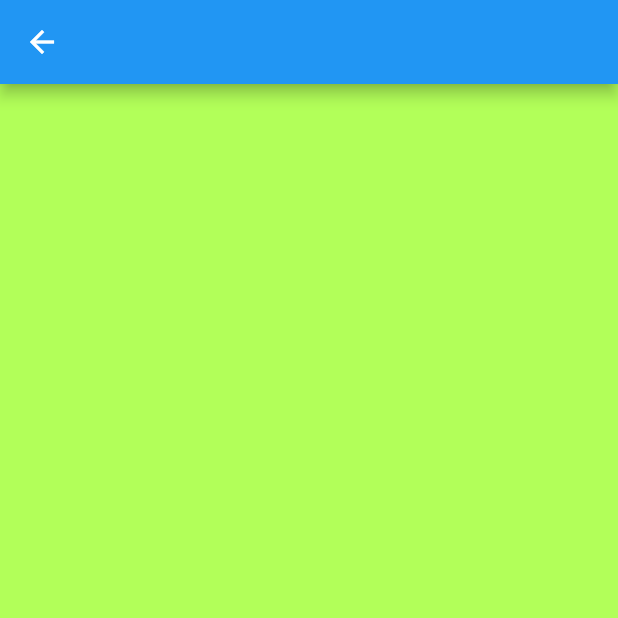
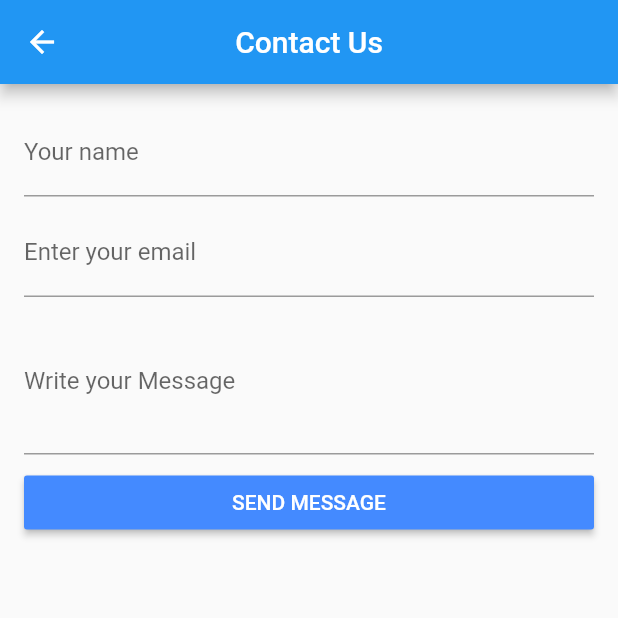
Before and after one commit to moroccan-coder/Flutter_NewsApp, a Flutter app: the ContactUs screen opened directly, on a phone screen of 412 x 824 dp, the top half of it. Run offline on Flutter 3.47's test engine with Material 2 defaults, Android fonts, the phone set to English and light mode, and no system bars; our stand-ins replace shared_preferences, timeago; missing offline and left inert: page_view_indicator; accounts and stored records are empty.

```diff
--- a/lib/screens/pages/contact.dart
+++ b/lib/screens/pages/contact.dart
@@ -6,12 +6,139 @@ class ContactUs extends StatefulWidget {
 }
 
 class _ContactUsState extends State<ContactUs> {
+
+  final _formKey = GlobalKey<FormState>();
+
+  bool isLoading = false;
+
+  TextEditingController _nameController;
+  TextEditingController _emailController;
+  TextEditingController _messageController;
+
+  @override
+  void initState() {
+    super.initState();
+
+    _nameController = TextEditingController();
+    _emailController = TextEditingController();
+    _messageController = TextEditingController();
+
+  }
+
+  @override
+  void dispose() {
+    // TODO: implement dispose
+    _nameController.dispose();
+    _emailController.dispose();
+    _messageController.dispose();
+    super.dispose();
+  }
+
   @override
   Widget build(BuildContext context) {
     return Scaffold(
-      appBar: AppBar(),
-      body: Container(
-        color: Colors.lightGreenAccent,
+      appBar: AppBar(
+        centerTitle: true,
+        title: Text("Contact Us"),
+      ),
+      body: Padding(
+        padding: const EdgeInsets.all(16.0),
+        child: (isLoading) ? _loading() : _ContactForm() ,
+      ),
+    );
+  }
+
+  Widget _loading()
+  {
+    return Center(
+      child: Container(
+         child: CircularProgressIndicator(),
+      ),
+    );
+  }
+
+  Widget _ContactForm() {
+    return  Form(
+      key: _formKey,
+      child: Column(
+        children: [
+          TextFormField(
+            controller: _nameController,
+            decoration: InputDecoration(
+              labelText: 'Your name',
+            ),
+
+            validator: (value) {
+              if(value.isEmpty)
+              {
+                return 'Please enter your Name';
+              }
+              return null;
+            },
+          ),
+          SizedBox(height: 8,),
+          TextFormField(
+            controller: _emailController,
+            decoration: InputDecoration(
+              labelText: 'Enter your email',
+            ),
+
+            validator: (value) {
+              if(value.isEmpty)
+              {
+                return 'Please enter your email!';
+              }
+              return null;
+            },
+          ),
+          SizedBox(height: 8,),
+          TextFormField(
+            controller: _messageController,
+            maxLines: 3,
+            decoration: InputDecoration(
+                labelText: 'Write your Message'
+            ),
+            validator: (value) {
+              if(value.isEmpty)
+              {
+                return 'Please write Your Message!';
+              }
+              return null;
+            },
+          ),
+          SizedBox(height: 8,),
+          SizedBox(
+            width: double.infinity,
+            child: RaisedButton(
+              color: Colors.blueAccent,
+              child: Text('SEND MESSAGE',style: TextStyle(color: Colors.white),),
+              onPressed: (){
+
+                if(_formKey.currentState.validate())
+                {
+
+
+                  String name = _nameController.text;
+                  String email = _emailController.text;
+                  String message = _messageController.text;
+
+
+                  setState(() {
+                    isLoading =true;
+                  });
+
+                }
+                else{
+                  setState(() {
+                    isLoading =false;
+                  });
+                }
+
+
+              },
+            ),
+          )
+        ],
       ),
     );
   }
```
Also changed, not shown: lib/shared_ui/navigation_drawer.dart (+37 -10 lines).
